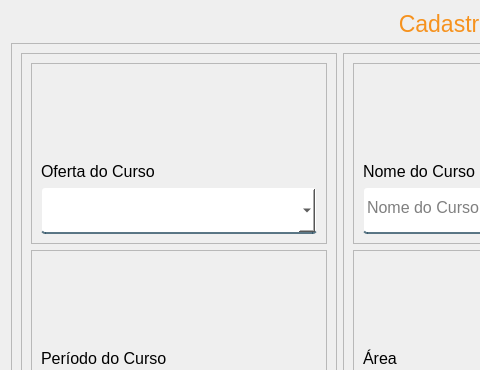
Qt form App/view/ui/cadastroCurso.ui (Senac-SOR-ADS/Mapa-de-Sala) before a commit; both pictures show x 0 to 480 and y 0 to 370 of the 1002 by 702 pixel window.
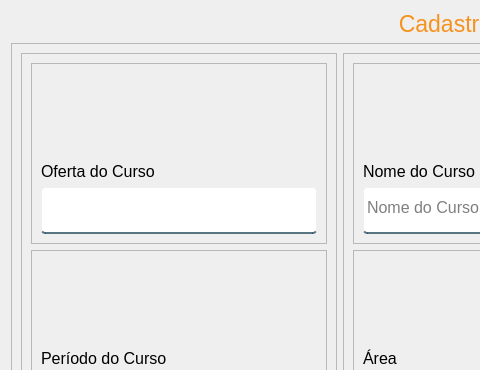
The same form after that commit.

Commit message:
Alteração nas telas de cadastro
Campos alterados correspondentes com o banco atual

```diff
--- a/App/view/ui/cadastroCurso.ui
+++ b/App/view/ui/cadastroCurso.ui
@@ -141,30 +141,13 @@
              </widget>
             </item>
             <item>
-             <widget class="QComboBox" name="ofertaCurso">
-              <property name="sizePolicy">
-               <sizepolicy hsizetype="Expanding" vsizetype="Fixed">
-                <horstretch>0</horstretch>
-                <verstretch>0</verstretch>
-               </sizepolicy>
-              </property>
+             <widget class="QLineEdit" name="ofertaCurso">
               <property name="minimumSize">
                <size>
                 <width>0</width>
                 <height>47</height>
                </size>
               </property>
-              <property name="font">
-               <font>
-                <pointsize>12</pointsize>
-               </font>
-              </property>
-              <property name="cursor">
-               <cursorShape>PointingHandCursor</cursorShape>
-              </property>
-              <property name="editable">
-               <bool>true</bool>
-              </property>
              </widget>
             </item>
            </layout>
```
Left out of the diff: 1 changed line with no effect on the pictures. The commit also changes 2 other files.
